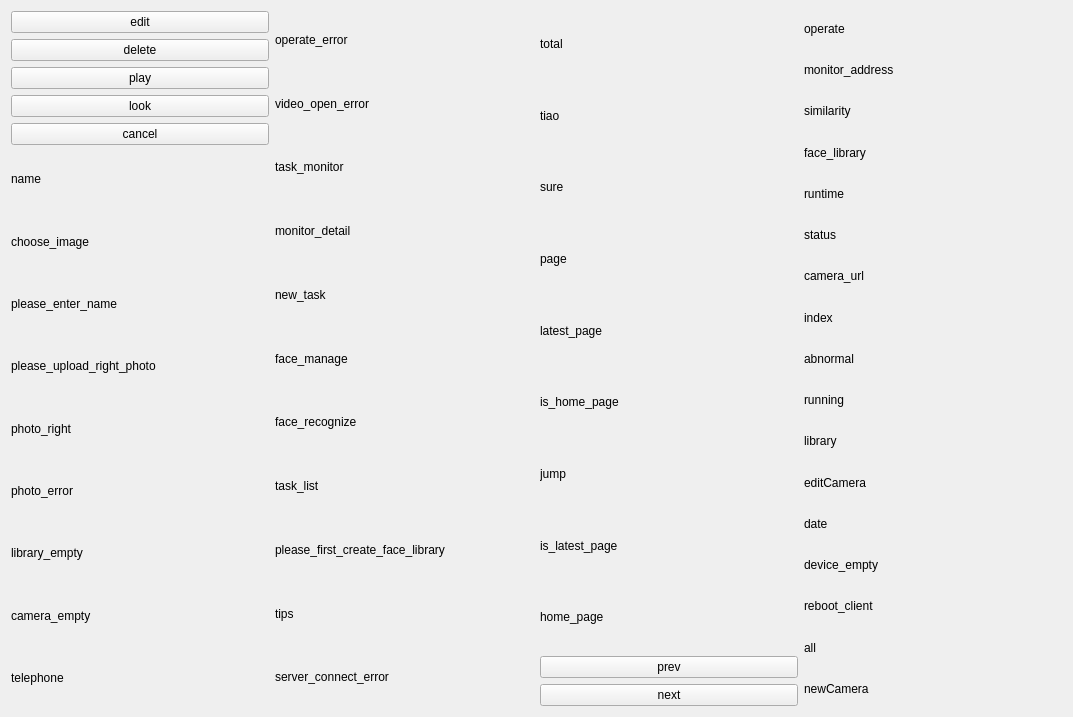
Meydan-ZHOU/smileSystem, file app/ui/TranslatorUI.ui: the form before one commit.
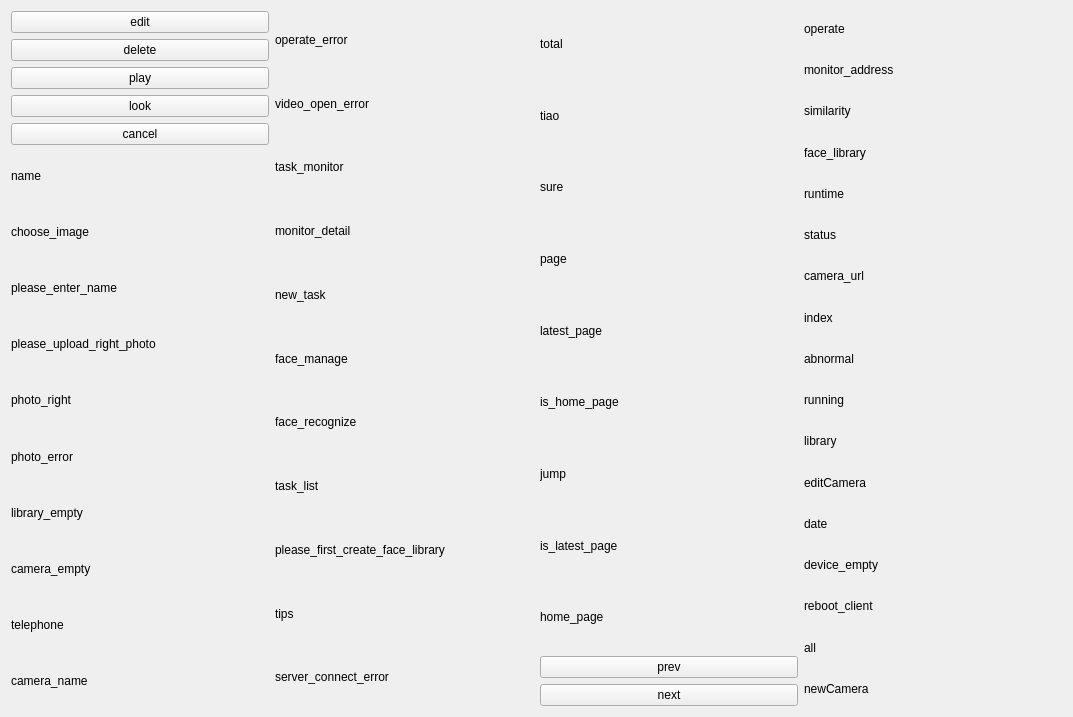
The form after the commit.

```diff
--- a/app/ui/TranslatorUI.ui
+++ b/app/ui/TranslatorUI.ui
@@ -114,6 +114,13 @@
        </property>
       </widget>
      </item>
+     <item>
+      <widget class="QLabel" name="label_47">
+       <property name="text">
+        <string>camera_name</string>
+       </property>
+      </widget>
+     </item>
     </layout>
    </item>
    <item row="0" column="2">
```
